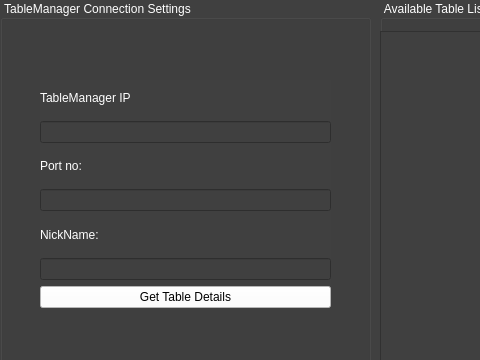
First picture: the form in connectionwindow.ui, repository vivekvpandya/BlackJack, before the edit; both pictures show x 0 to 480 and y 0 to 360 of the 742 by 563 pixel window.
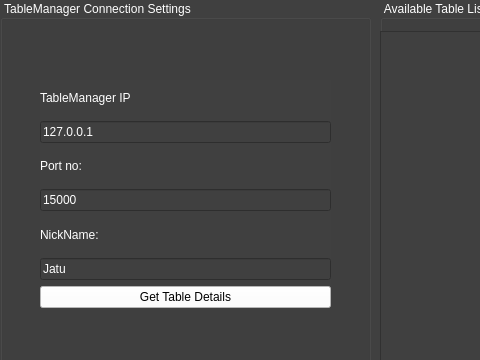
Second picture: the form after the edit.

```diff
--- a/connectionwindow.ui
+++ b/connectionwindow.ui
@@ -56,7 +56,11 @@
        </widget>
       </item>
       <item>
-       <widget class="QLineEdit" name="ipAddr"/>
+       <widget class="QLineEdit" name="ipAddr">
+        <property name="text">
+         <string>127.0.0.1</string>
+        </property>
+       </widget>
       </item>
       <item>
        <widget class="QLabel" name="label_2">
@@ -69,7 +73,11 @@
        </widget>
       </item>
       <item>
-       <widget class="QLineEdit" name="portNo"/>
+       <widget class="QLineEdit" name="portNo">
+        <property name="text">
+         <string>15000</string>
+        </property>
+       </widget>
       </item>
       <item>
        <widget class="QLabel" name="label_3">
@@ -82,7 +90,11 @@
        </widget>
       </item>
       <item>
-       <widget class="QLineEdit" name="nickName"/>
+       <widget class="QLineEdit" name="nickName">
+        <property name="text">
+         <string>Jatu</string>
+        </property>
+       </widget>
       </item>
       <item>
        <widget class="QPushButton" name="pushButton">
```
